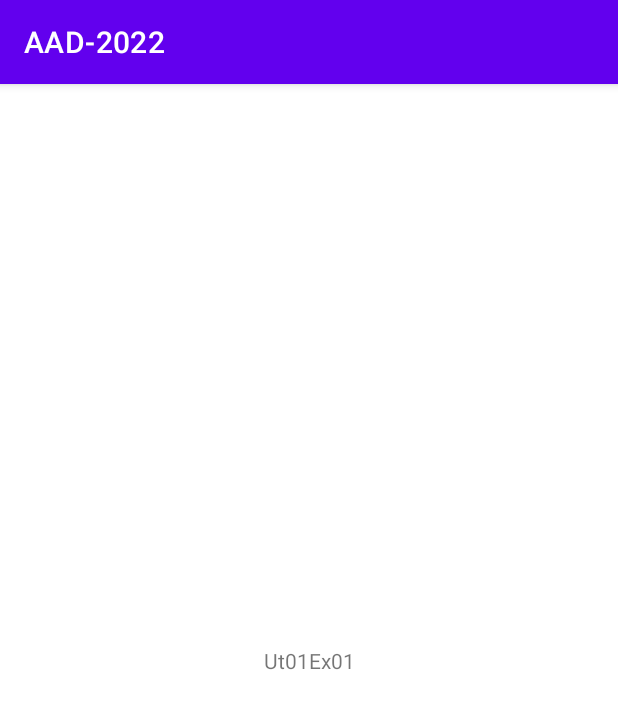
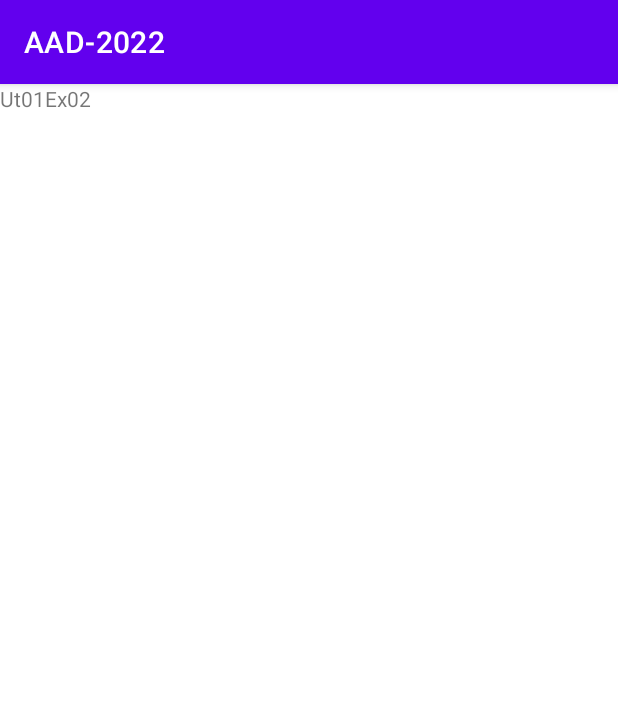
Before and after one commit to Joelgh1/AAD, an Android app: the screen it shows after launch (Ut01Ex01Activity before the commit, Ut01Ex02Activity after it), on a phone screen of 412 x 824 dp. Shown: the top 709 px of the screen. Run offline under Robolectric (Android 15) with nearby library versions, the phone set to English and light mode, and no system bars.

```diff
--- a/app/src/main/AndroidManifest.xml
+++ b/app/src/main/AndroidManifest.xml
@@ -12,6 +12,18 @@
         android:supportsRtl="true"
         android:theme="@style/Theme.AAD2022"
         tools:targetApi="31">
+        <activity
+            android:name=".ut01.ex02.presentation.Ut01Ex02Activity"
+            android:exported="true">
+            <intent-filter>
+                <action android:name="android.intent.action.MAIN" />
+
+                <category android:name="android.intent.category.LAUNCHER" />
+            </intent-filter>
+            <meta-data
+                android:name="android.app.lib_name"
+                android:value="" />
+        </activity>
         <!--
         <activity
             android:name=".MainActivity"
@@ -27,6 +39,7 @@
                 android:value="" />
         </activity>
         -->
+        <!--
         <activity
             android:name=".UT01.EX01.presentation.Ut01Ex01Activity"
             android:exported="true">
@@ -40,6 +53,7 @@
                 android:name="android.app.lib_name"
                 android:value="" />
         </activity>
+        -->
     </application>
 
 </manifest>
--- a/app/src/main/java/com/joelgh/aad_2022/UT01/EX01/data/PreferenceLocalSource.kt
+++ b/app/src/main/java/com/joelgh/aad_2022/ut01/ex01/data/PreferenceLocalSource.kt
@@ -1,8 +1,8 @@
-package com.joelgh.aad_2022.UT01.EX01.data
+package com.joelgh.aad_2022.ut01.ex01.data
 
 import android.app.Activity
 import android.content.Context
-import com.joelgh.aad_2022.UT01.EX01.domain.Customer
+import com.joelgh.aad_2022.ut01.ex01.domain.Customer
 
 class PreferenceLocalSource (private val activity: Activity){
 
--- a/app/src/main/java/com/joelgh/aad_2022/UT01/EX01/data/SharedPreferenceLocalSource.kt
+++ b/app/src/main/java/com/joelgh/aad_2022/ut01/ex01/data/SharedPreferenceLocalSource.kt
@@ -1,9 +1,9 @@
-package com.joelgh.aad_2022.UT01.EX01.data
+package com.joelgh.aad_2022.ut01.ex01.data
 
 import android.content.Context
 import com.joelgh.aad_2022.R
-import com.joelgh.aad_2022.UT01.EX01.presentation.Ut01Ex01Activity
-import com.joelgh.aad_2022.UT01.EX01.domain.Customer
+import com.joelgh.aad_2022.ut01.ex01.presentation.Ut01Ex01Activity
+import com.joelgh.aad_2022.ut01.ex01.domain.Customer
 
 class SharedPreferenceLocalSource(val activity: Ut01Ex01Activity){
 
--- a/app/src/main/java/com/joelgh/aad_2022/UT01/EX01/domain/Customer.kt
+++ b/app/src/main/java/com/joelgh/aad_2022/ut01/ex01/domain/Customer.kt
@@ -1,4 +1,4 @@
-package com.joelgh.aad_2022.UT01.EX01.domain
+package com.joelgh.aad_2022.ut01.ex01.domain
 
 data class Customer(val id: Int, val name: String, val surname: String, val inactive: Boolean) {
 
--- /dev/null
+++ b/app/src/main/java/com/joelgh/aad_2022/ut01/ex02/data/PreferenceLocalStorage.kt
@@ -0,0 +1,27 @@
+package com.joelgh.aad_2022.ut01.ex02.data
+
+import android.app.Activity
+import android.content.Context
+import com.joelgh.aad_2022.ut01.ex02.presentation.Ut01Ex02Activity
+
+class PreferenceLocalStorage (private val activity: Ut01Ex02Activity){
+
+    val pref = activity.getPreferences(Context.MODE_PRIVATE)
+    val editor = pref.edit()
+
+    fun saveFirstTime(){
+        editor.putBoolean("already_opened", true)
+        editor.apply()
+    }
+
+    fun checkFirstTime(): Boolean{
+        val check = pref.getBoolean("already_opened", false)
+
+        if(check){
+            return false
+        }else{
+            this.saveFirstTime()
+            return true
+        }
+    }
+}
--- /dev/null
+++ b/app/src/main/java/com/joelgh/aad_2022/ut01/ex02/presentation/Ut01Ex02Activity.kt
@@ -0,0 +1,22 @@
+package com.joelgh.aad_2022.ut01.ex02.presentation
+
+import androidx.appcompat.app.AppCompatActivity
+import android.os.Bundle
+import android.util.Log
+import com.joelgh.aad_2022.R
+import com.joelgh.aad_2022.ut01.ex02.data.PreferenceLocalStorage
+
+class Ut01Ex02Activity : AppCompatActivity() {
+    override fun onCreate(savedInstanceState: Bundle?) {
+        super.onCreate(savedInstanceState)
+        setContentView(R.layout.activity_ut01_ex02)
+        initPreferences()
+    }
+
+    fun initPreferences(){
+        val pFirstTime = PreferenceLocalStorage(this)
+        if (pFirstTime.checkFirstTime()){
+            Log.d("@dev", "First time opened")
+        }
+    }
+}
--- /dev/null
+++ b/app/src/main/res/layout/activity_ut01_ex02.xml
@@ -0,0 +1,14 @@
+<?xml version="1.0" encoding="utf-8"?>
+<androidx.constraintlayout.widget.ConstraintLayout xmlns:android="http://schemas.android.com/apk/res/android"
+    xmlns:app="http://schemas.android.com/apk/res-auto"
+    xmlns:tools="http://schemas.android.com/tools"
+    android:layout_width="match_parent"
+    android:layout_height="match_parent"
+    tools:context=".ut01.ex02.presentation.Ut01Ex02Activity">
+
+    <TextView
+        android:layout_width="wrap_content"
+        android:layout_height="wrap_content"
+        android:text="@string/ut01_ex02_title"/>
+
+</androidx.constraintlayout.widget.ConstraintLayout>
--- a/app/src/main/res/values/strings.xml
+++ b/app/src/main/res/values/strings.xml
@@ -1,4 +1,5 @@
 <resources>
     <string name="app_name">AAD-2022</string>
     <string name="preference_ut01ex01">Ut01Ex01</string>
+    <string name="ut01_ex02_title">Ut01Ex02</string>
 </resources>
```
Also changed, not shown: app/src/main/java/com/joelgh/aad_2022/ut01/ex01/presentation/Ut01Ex01Activity.kt (renamed from app/src/main/java/com/joelgh/aad_2022/UT01/EX01/presentation/Ut01Ex01Activity.kt, +4 -4 lines).
